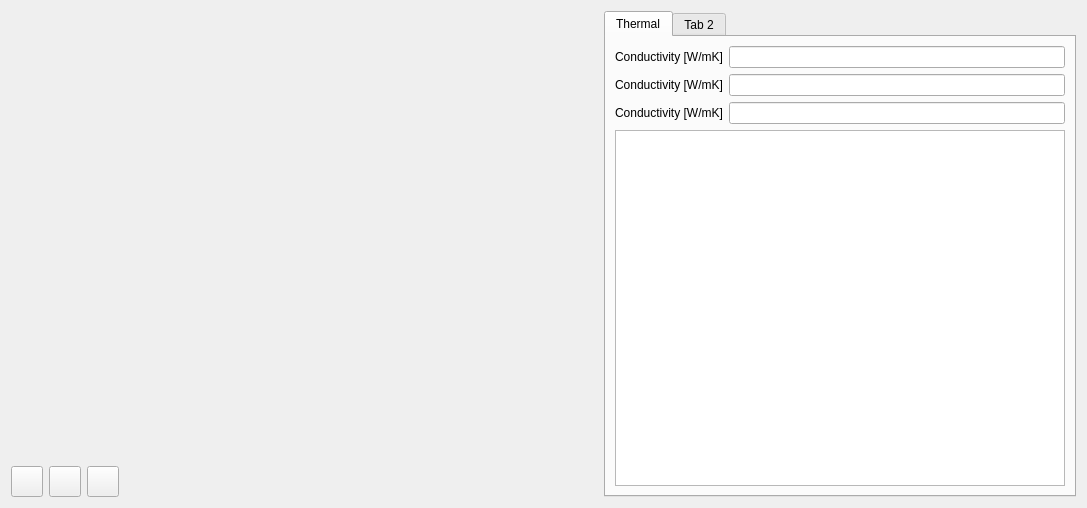
Qt form SIM-VICUS/src/SVDBMaterialsEditWidget.ui (ghorwin/SIM-VICUS) before a commit.
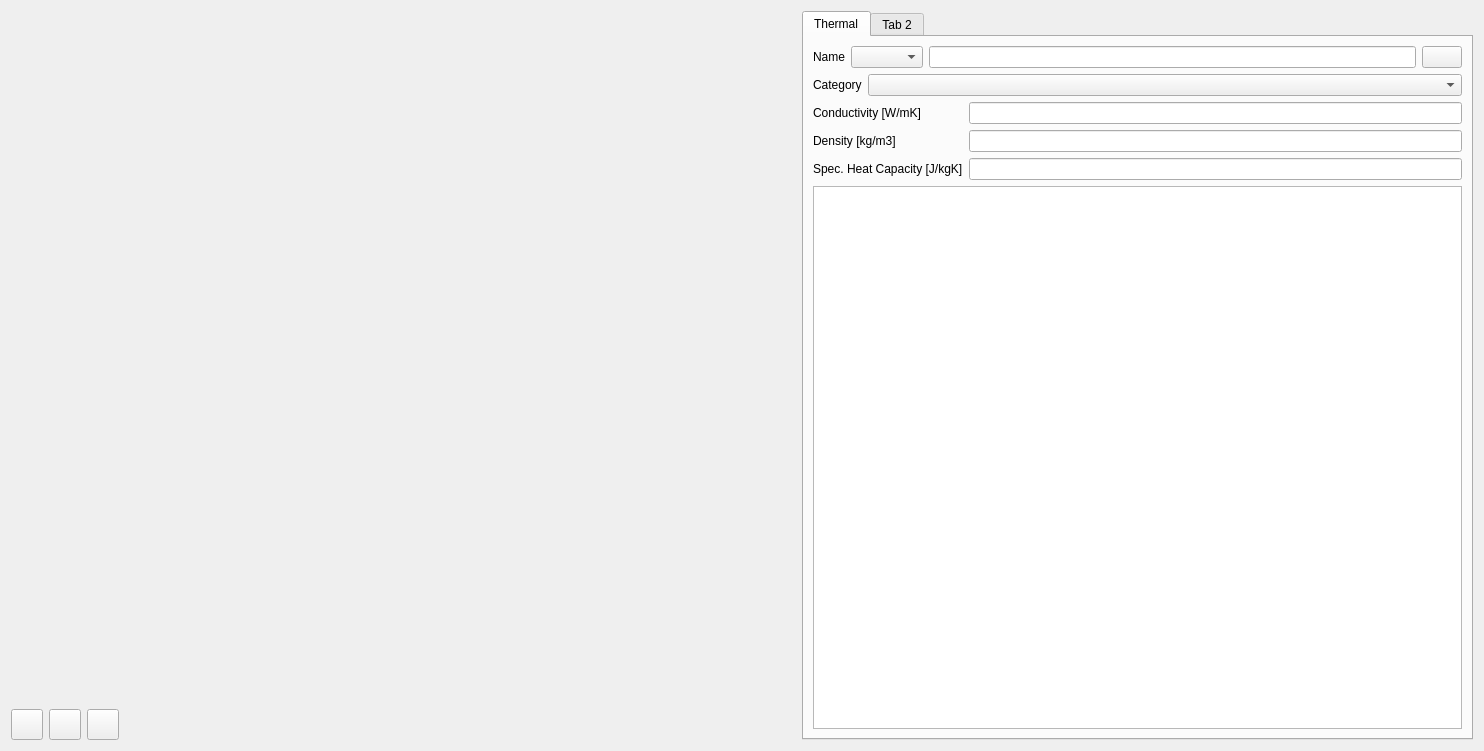
The same form after that commit. Icons and pictures are not drawn. Custom widgets are drawn as their Qt base class.

Commit message: edit material layout

Patch:
```diff
--- a/SIM-VICUS/src/SVDBMaterialsEditWidget.ui
+++ b/SIM-VICUS/src/SVDBMaterialsEditWidget.ui
@@ -6,72 +6,17 @@
    <rect>
     <x>0</x>
     <y>0</y>
-    <width>1087</width>
-    <height>508</height>
+    <width>1484</width>
+    <height>751</height>
    </rect>
   </property>
   <property name="windowTitle">
    <string>Form</string>
   </property>
-  <layout class="QGridLayout" name="gridLayout">
-   <item row="1" column="3">
-    <spacer name="horizontalSpacer">
-     <property name="orientation">
-      <enum>Qt::Horizontal</enum>
-     </property>
-     <property name="sizeHint" stdset="0">
-      <size>
-       <width>472</width>
-       <height>20</height>
-      </size>
-     </property>
-    </spacer>
-   </item>
+  <layout class="QGridLayout" name="gridLayout_3">
    <item row="0" column="0" colspan="4">
     <widget class="QtExt::MaterialDatabaseSelectionWidget" name="widgetMaterialsDB" native="true"/>
    </item>
-   <item row="1" column="2">
-    <widget class="QToolButton" name="toolButtonRemove">
-     <property name="icon">
-      <iconset>
-       <normaloff>:/gfx/actions/32x32/minus_32x32.png</normaloff>:/gfx/actions/32x32/minus_32x32.png</iconset>
-     </property>
-     <property name="iconSize">
-      <size>
-       <width>24</width>
-       <height>24</height>
-      </size>
-     </property>
-    </widget>
-   </item>
-   <item row="1" column="0">
-    <widget class="QToolButton" name="toolButtonAdd">
-     <property name="icon">
-      <iconset>
-       <normaloff>:/gfx/actions/32x32/plus_32x32.png</normaloff>:/gfx/actions/32x32/plus_32x32.png</iconset>
-     </property>
-     <property name="iconSize">
-      <size>
-       <width>24</width>
-       <height>24</height>
-      </size>
-     </property>
-    </widget>
-   </item>
-   <item row="1" column="1">
-    <widget class="QToolButton" name="toolButtonCopy">
-     <property name="icon">
-      <iconset>
-       <normaloff>:/gfx/actions/32x32/editcopy_32x32.png</normaloff>:/gfx/actions/32x32/editcopy_32x32.png</iconset>
-     </property>
-     <property name="iconSize">
-      <size>
-       <width>24</width>
-       <height>24</height>
-      </size>
-     </property>
-    </widget>
-   </item>
    <item row="0" column="4" rowspan="2">
     <widget class="QTabWidget" name="tabWidgetThermal">
      <property name="currentIndex">
@@ -81,36 +26,77 @@
       <attribute name="title">
        <string>Thermal</string>
       </attribute>
-      <layout class="QGridLayout" name="gridLayout_2">
-       <item row="0" column="0">
-        <widget class="QLabel" name="labelConductivity">
-         <property name="text">
-          <string>Conductivity [W/mK]</string>
-         </property>
-        </widget>
-       </item>
-       <item row="0" column="1">
-        <widget class="QtExt::ValidatingLineEdit" name="lineEditConductivity"/>
+      <layout class="QGridLayout" name="gridLayout_2" columnstretch="0,1">
+       <item row="0" column="0" colspan="2">
+        <layout class="QHBoxLayout" name="horizontalLayout">
+         <item>
+          <widget class="QLabel" name="labelDisplayName">
+           <property name="text">
+            <string>Name</string>
+           </property>
+          </widget>
+         </item>
+         <item>
+          <widget class="QComboBox" name="comboBoxLanguage"/>
+         </item>
+         <item>
+          <widget class="QLineEdit" name="lineEditDisplayName"/>
+         </item>
+         <item>
+          <widget class="QtExt::ColorButton" name="pushButtonSceneBackgroundColor">
+           <property name="sizePolicy">
+            <sizepolicy hsizetype="Fixed" vsizetype="Fixed">
+             <horstretch>0</horstretch>
+             <verstretch>0</verstretch>
+            </sizepolicy>
+           </property>
+          </widget>
+         </item>
+        </layout>
        </item>
        <item row="1" column="0">
         <widget class="QLabel" name="labelConductivity_2">
          <property name="text">
-          <string>Conductivity [W/mK]</string>
+          <string>Category</string>
          </property>
         </widget>
        </item>
        <item row="1" column="1">
-        <widget class="QtExt::ValidatingLineEdit" name="lineEditConductivity_2"/>
+        <widget class="QComboBox" name="comboBoxCategory"/>
        </item>
-       <item row="2" column="0">
-        <widget class="QLabel" name="labelConductivity_3">
-         <property name="text">
-          <string>Conductivity [W/mK]</string>
-         </property>
-        </widget>
-       </item>
-       <item row="2" column="1">
-        <widget class="QtExt::ValidatingLineEdit" name="lineEditConductivity_3"/>
+       <item row="2" column="0" colspan="2">
+        <layout class="QGridLayout" name="gridLayout">
+         <item row="0" column="0">
+          <widget class="QLabel" name="labelConductivity">
+           <property name="text">
+            <string>Conductivity [W/mK]</string>
+           </property>
+          </widget>
+         </item>
+         <item row="0" column="1">
+          <widget class="QtExt::ValidatingLineEdit" name="lineEditConductivity"/>
+         </item>
+         <item row="1" column="0">
+          <widget class="QLabel" name="labelDensity">
+           <property name="text">
+            <string>Density [kg/m3]</string>
+           </property>
+          </widget>
+         </item>
+         <item row="1" column="1">
+          <widget class="QtExt::ValidatingLineEdit" name="lineEditDensity"/>
+         </item>
+         <item row="2" column="0">
+          <widget class="QLabel" name="labelSpecHeatCapacity">
+           <property name="text">
+            <string>Spec. Heat Capacity [J/kgK]</string>
+           </property>
+          </widget>
+         </item>
+         <item row="2" column="1">
+          <widget class="QtExt::ValidatingLineEdit" name="lineEditSpecHeatCapacity"/>
+         </item>
+        </layout>
        </item>
        <item row="3" column="0" colspan="2">
         <widget class="QGraphicsView" name="graphicsView"/>
@@ -124,6 +110,61 @@
      </widget>
     </widget>
    </item>
+   <item row="1" column="0">
+    <widget class="QToolButton" name="toolButtonAdd">
+     <property name="icon">
+      <iconset>
+       <normaloff>:/gfx/actions/32x32/plus_32x32.png</normaloff>:/gfx/actions/32x32/plus_32x32.png</iconset>
+     </property>
+     <property name="iconSize">
+      <size>
+       <width>24</width>
+       <height>24</height>
+      </size>
+     </property>
+    </widget>
+   </item>
+   <item row="1" column="1">
+    <widget class="QToolButton" name="toolButtonCopy">
+     <property name="icon">
+      <iconset>
+       <normaloff>:/gfx/actions/32x32/editcopy_32x32.png</normaloff>:/gfx/actions/32x32/editcopy_32x32.png</iconset>
+     </property>
+     <property name="iconSize">
+      <size>
+       <width>24</width>
+       <height>24</height>
+      </size>
+     </property>
+    </widget>
+   </item>
+   <item row="1" column="2">
+    <widget class="QToolButton" name="toolButtonRemove">
+     <property name="icon">
+      <iconset>
+       <normaloff>:/gfx/actions/32x32/minus_32x32.png</normaloff>:/gfx/actions/32x32/minus_32x32.png</iconset>
+     </property>
+     <property name="iconSize">
+      <size>
+       <width>24</width>
+       <height>24</height>
+      </size>
+     </property>
+    </widget>
+   </item>
+   <item row="1" column="3">
+    <spacer name="horizontalSpacer">
+     <property name="orientation">
+      <enum>Qt::Horizontal</enum>
+     </property>
+     <property name="sizeHint" stdset="0">
+      <size>
+       <width>472</width>
+       <height>20</height>
+      </size>
+     </property>
+    </spacer>
+   </item>
   </layout>
  </widget>
  <customwidgets>
@@ -136,7 +177,12 @@
   <customwidget>
    <class>QtExt::ValidatingLineEdit</class>
    <extends>QLineEdit</extends>
-   <header>QtExt_ValidatingLineEdit.h</header>
+   <header location="global">QtExt_ValidatingLineEdit.h</header>
+  </customwidget>
+  <customwidget>
+   <class>QtExt::ColorButton</class>
+   <extends>QPushButton</extends>
+   <header location="global">QtExt_ColorButton.h</header>
   </customwidget>
  </customwidgets>
  <resources/>
```
Left out of the diff: 4 changed lines with no effect on the pictures. The commit also changes 2 other files.
